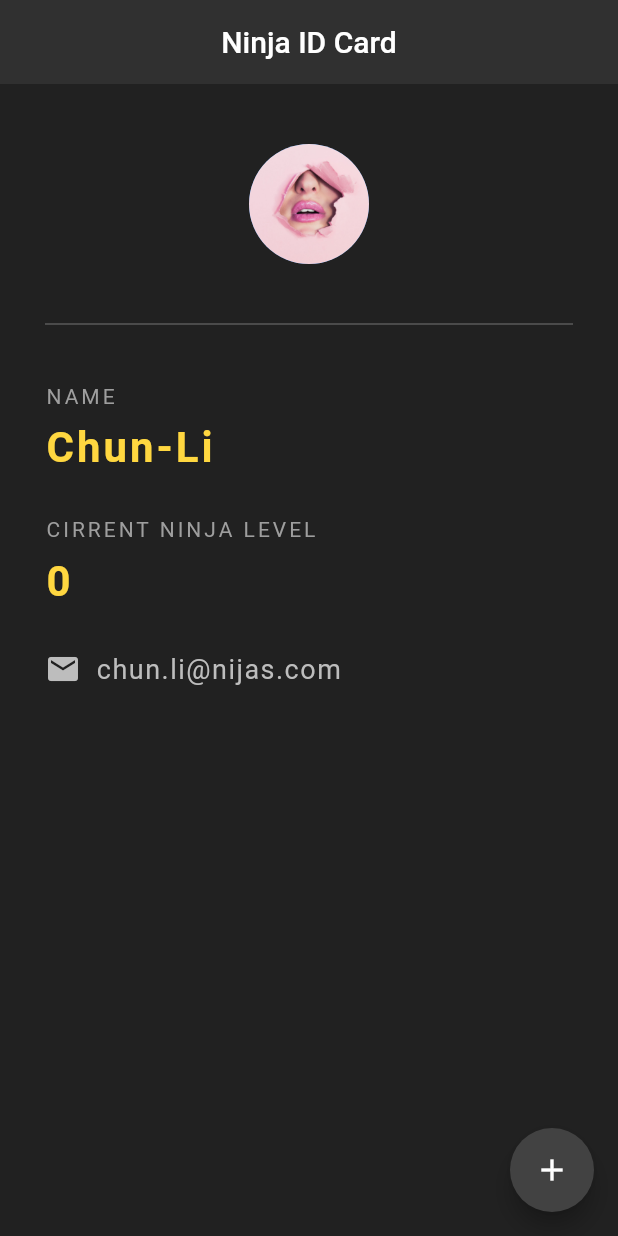
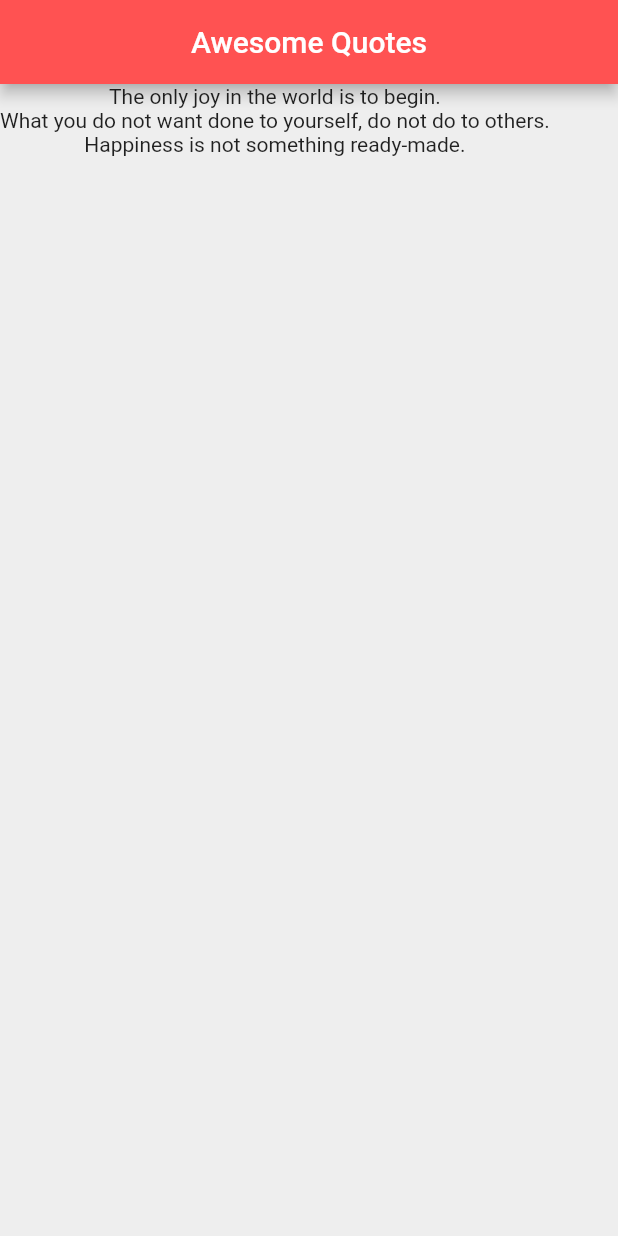
Before and after one commit to ch-ivy/flutter-tuts, a Flutter app: the screen it shows after launch, on a phone screen of 412 x 824 dp. Run offline on Flutter 3.47's test engine with Material 2 defaults, Android fonts, the phone set to English and light mode, and no system bars.

Commit message:
for loop for view

```diff
--- a/TestApp/lib/main.dart
+++ b/TestApp/lib/main.dart
@@ -1,107 +1,31 @@
 import 'package:flutter/material.dart';
 
 void main() {
-  runApp(MaterialApp(home: NinjaCard()));
+  runApp(MaterialApp(home: QuoteList()));
 }
 
-class NinjaCard extends StatefulWidget {
+class QuoteList extends StatefulWidget {
   @override
-  _NinjaCardState createState() => _NinjaCardState();
+  _QuoteListState createState() => _QuoteListState();
 }
 
-class _NinjaCardState extends State<NinjaCard> {
-  int ninjaLevel = 0;
-
+class _QuoteListState extends State<QuoteList> {
+  List<String> quotes = [
+    'The only joy in the world is to begin.',
+    'What you do not want done to yourself, do not do to others.',
+    'Happiness is not something ready-made.'
+  ];
   @override
   Widget build(BuildContext context) {
     return Scaffold(
-      backgroundColor: Colors.grey[900],
+      backgroundColor: Colors.grey[200],
       appBar: AppBar(
-        title: Text('Ninja ID Card'),
+        title: Text('Awesome Quotes'),
         centerTitle: true,
-        backgroundColor: Colors.grey[850],
-        elevation: 0.0,
+        backgroundColor: Colors.redAccent,
       ),
-      body: Padding(
-        padding: EdgeInsets.fromLTRB(30, 40, 30, 0),
-        child: Column(
-          crossAxisAlignment: CrossAxisAlignment.start,
-          children: <Widget>[
-            Center(
-              child: CircleAvatar(
-                backgroundImage: AssetImage('assets/img-1.jpg'),
-                radius: 40.0,
-              ),
-            ),
-            Divider(
-              height: 80.0,
-              color: Colors.grey[600],
-            ),
-            Text(
-              "NAME",
-              style: TextStyle(color: Colors.grey, letterSpacing: 2.0),
-            ),
-            SizedBox(
-              height: 10.0,
-            ),
-            Text(
-              "Chun-Li",
-              style: TextStyle(
-                  color: Colors.amberAccent[200],
-                  fontSize: 28.0,
-                  letterSpacing: 2.0,
-                  fontWeight: FontWeight.bold),
-            ),
-            SizedBox(
-              height: 30.0,
-            ),
-            Text(
-              "CIRRENT NINJA LEVEL",
-              style: TextStyle(color: Colors.grey, letterSpacing: 2.0),
-            ),
-            SizedBox(
-              height: 10.0,
-            ),
-            Text(
-              '$ninjaLevel',
-              style: TextStyle(
-                  color: Colors.amberAccent[200],
-                  fontSize: 28.0,
-                  letterSpacing: 2.0,
-                  fontWeight: FontWeight.bold),
-            ),
-            SizedBox(
-              height: 30.0,
-            ),
-            Row(
-              children: [
-                Icon(
-                  Icons.email,
-                  color: Colors.grey[400],
-                ),
-                SizedBox(
-                  width: 10.0,
-                ),
-                Text(
-                  'chun.li@nijas.com',
-                  style: TextStyle(
-                      color: Colors.grey[400],
-                      fontSize: 18.0,
-                      letterSpacing: 1.0),
-                )
-              ],
-            )
-          ],
-        ),
-      ),
-      floatingActionButton: FloatingActionButton(
-        onPressed: () {
-          setState(() {
-            ninjaLevel += 1;
-          });
-        },
-        child: Icon(Icons.add),
-        backgroundColor: Colors.grey[800],
+      body: Column(
+        children: quotes.map((e) => Text(e)).toList(),
       ),
     );
   }
```
Also changed, not shown: 1 other file.
